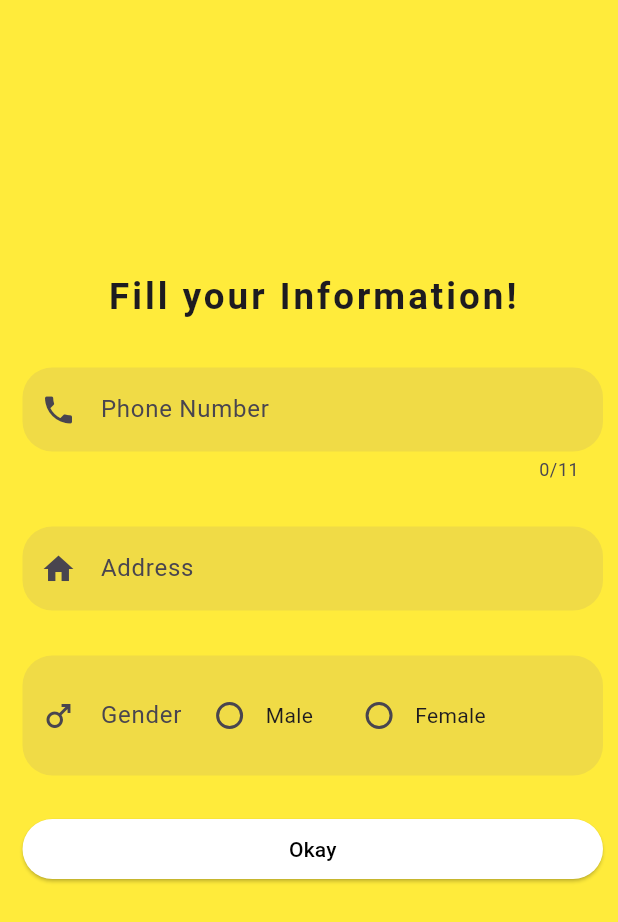
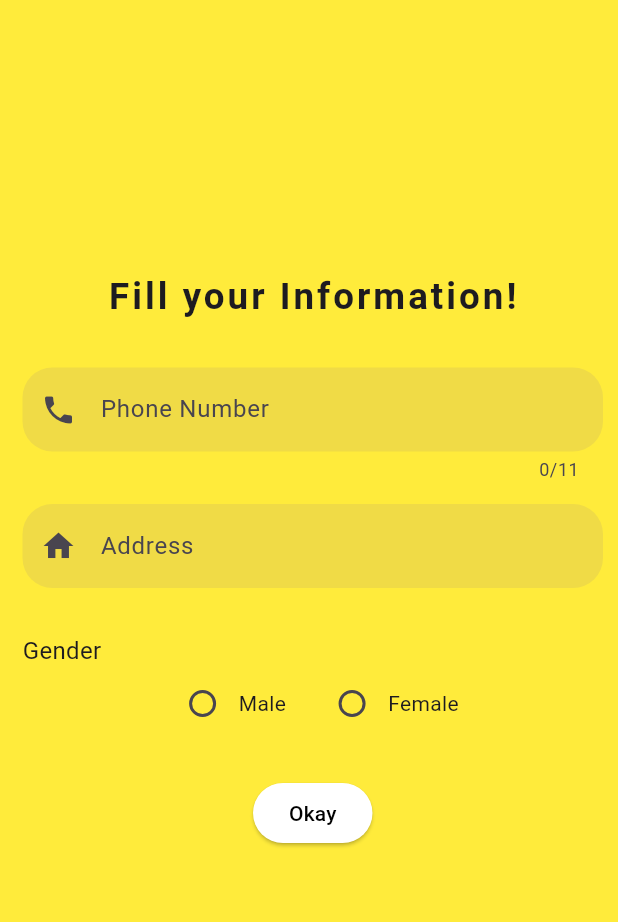
Before and after one commit to hatdoggggg/PiggyTech-FrontEnd, a Flutter app: the SignupScreen screen opened directly, after a tap on "Sign Up", on a phone screen of 412 x 824 dp. Shown: the top 922 px of the screen. Run offline on Flutter 3.47's test engine with Material 3 defaults, Android fonts, the phone set to English and light mode, and no system bars; our stand-ins replace animated_splash_screen, fl_chart, flutter_spinkit, lottie, shared_preferences; accounts and stored records are empty; network calls fail.

Commit message:
under_process

```diff
--- a/lib/signup_screen.dart
+++ b/lib/signup_screen.dart
@@ -25,14 +25,15 @@ class _SignupScreenState extends State<SignupScreen> {
   @override
   Widget build(BuildContext context) {
     return Scaffold(
+      resizeToAvoidBottomInset: false,
       backgroundColor: Colors.yellow,
       body: SafeArea(
         child: Padding(
           padding: EdgeInsets.fromLTRB(15.0, 50.0, 10.0, 0),
           child: Column(
-            crossAxisAlignment: CrossAxisAlignment.start,
+            crossAxisAlignment: CrossAxisAlignment.center,
             children: <Widget>[
-              SizedBox(height: 1.0,),
+              SizedBox(height: 130.0),
               Text(
                 'Create an Account!',
                 style: TextStyle(
@@ -50,7 +51,7 @@ class _SignupScreenState extends State<SignupScreen> {
                     TextFormField(
                       maxLength: 40,
                       decoration: InputDecoration(
-                        label: Text('Name'),
+                        hintText: 'Name',
                         border: OutlineInputBorder(
                           borderRadius: BorderRadius.circular(20.0),
                           borderSide: BorderSide.none,
@@ -76,7 +77,7 @@ class _SignupScreenState extends State<SignupScreen> {
                     TextFormField(
                       keyboardType: TextInputType.emailAddress,
                       decoration: InputDecoration(
-                        label: Text('Email'),
+                        hintText: 'Email',
                         border: OutlineInputBorder(
                           borderRadius: BorderRadius.circular(20.0),
                           borderSide: BorderSide.none,
@@ -116,7 +117,7 @@ class _SignupScreenState extends State<SignupScreen> {
                             });
                           },
                         ),
-                        label: Text('Password'),
+                        hintText: 'Password',
                         border: OutlineInputBorder(
                           borderRadius: BorderRadius.circular(20.0),
                           borderSide: BorderSide.none,
--- a/lib/userdetail_screen.dart
+++ b/lib/userdetail_screen.dart
@@ -7,17 +7,16 @@ class UserDetailScreen extends StatefulWidget {
 }
 
 class _UserDetailScreenState extends State<UserDetailScreen> {
-  final GlobalKey<FormState> formKey = GlobalKey<FormState>(); // Define GlobalKey
+  final GlobalKey<FormState> formKey = GlobalKey<FormState>();
 
   String phoneNumber = '';
   String address = '';
-  String gender = ''; // To store selected gender
-  bool _obscure = true;
-  IconData _obscureIcon = Icons.visibility_off;
+  String gender = '';
 
   @override
   Widget build(BuildContext context) {
     return Scaffold(
+      resizeToAvoidBottomInset: false,
       backgroundColor: Colors.yellow,
       body: SafeArea(
         child: Padding(
@@ -35,14 +34,14 @@ class _UserDetailScreenState extends State<UserDetailScreen> {
               ),
               SizedBox(height: 30.0),
               Form(
-                key: formKey, // Use widget.formKey here
+                key: formKey,
                 child: Column(
                   crossAxisAlignment: CrossAxisAlignment.stretch,
                   children: <Widget>[
                     TextFormField(
                       maxLength: 11,
                       decoration: InputDecoration(
-                        labelText: 'Phone Number',
+                        hintText: 'Phone Number',
                         prefixIcon: Icon(Icons.phone),
                         border: OutlineInputBorder(
                           borderRadius: BorderRadius.circular(20.0),
@@ -61,11 +60,11 @@ class _UserDetailScreenState extends State<UserDetailScreen> {
                         phoneNumber = value;
                       },
                     ),
-                    SizedBox(height: 30.0),
+                    SizedBox(height: 15.0),
                     TextFormField(
                       keyboardType: TextInputType.emailAddress,
                       decoration: InputDecoration(
-                        labelText: 'Address',
+                        hintText: 'Address',
                         prefixIcon: Icon(Icons.home),
                         border: OutlineInputBorder(
                           borderRadius: BorderRadius.circular(20.0),
@@ -85,21 +84,15 @@ class _UserDetailScreenState extends State<UserDetailScreen> {
                       },
                     ),
                     SizedBox(height: 30.0),
+                    Text(
+                      'Gender',
+                      style: TextStyle(fontSize: 16.0),
+                    ),
                     FormField<String>(
                       builder: (FormFieldState<String> state) {
-                        return InputDecorator(
-                          decoration: InputDecoration(
-                            labelText: 'Gender',
-                            prefixIcon: Icon(Icons.male),
-                            border: OutlineInputBorder(
-                              borderRadius: BorderRadius.circular(20.0),
-                              borderSide: BorderSide.none,
-                            ),
-                            fillColor: Theme.of(context).primaryColor.withOpacity(0.1),
-                            filled: true,
-                          ),
-                          isEmpty: gender == '',
-                          child: Row(
+                        return Column(
+                          children: <Widget>[
+                            Row(
                               mainAxisAlignment: MainAxisAlignment.center,
                               children: <Widget>[
                                 Radio<String>(
@@ -125,34 +118,42 @@ class _UserDetailScreenState extends State<UserDetailScreen> {
                                 Text('Female'),
                               ],
                             ),
+                            state.hasError
+                                ? Text(
+                              state.errorText ?? '',
+                              style: TextStyle(color: Colors.red),
+                            )
+                                : Container(),
+                          ],
                         );
                       },
                       validator: (value) {
-                        if (value == null || value.isEmpty) {
+                        if (gender.isEmpty) {
                           return 'Please select a gender';
                         }
                         return null;
                       },
                     ),
                     SizedBox(height: 25.0),
+                    Row(
+                      mainAxisAlignment: MainAxisAlignment.center,
+                      children: [
                         ElevatedButton(
                           onPressed: () {
+                            if (formKey.currentState!.validate()) {
                               Navigator.pushReplacement(
                                 context,
                                 MaterialPageRoute(builder: (context) => LoginScreen()),
                               );
-                        // if (formKey.currentState!.validate()) {
-                        //   // Proceed with form submission
-                        //   print('Phone Number: $phoneNumber');
-                        //   print('Address: $address');
-                        //   print('Gender: $gender');
-                        // }
+                            }
                           },
                           child: Text('Okay'),
                           style: ElevatedButton.styleFrom(
                             backgroundColor: Colors.white,
                             foregroundColor: Colors.black,
                           ),
+                        ),
+                      ],
                     ),
                   ],
                 ),
```
Lines whose indentation alone changed are shown as unchanged.
